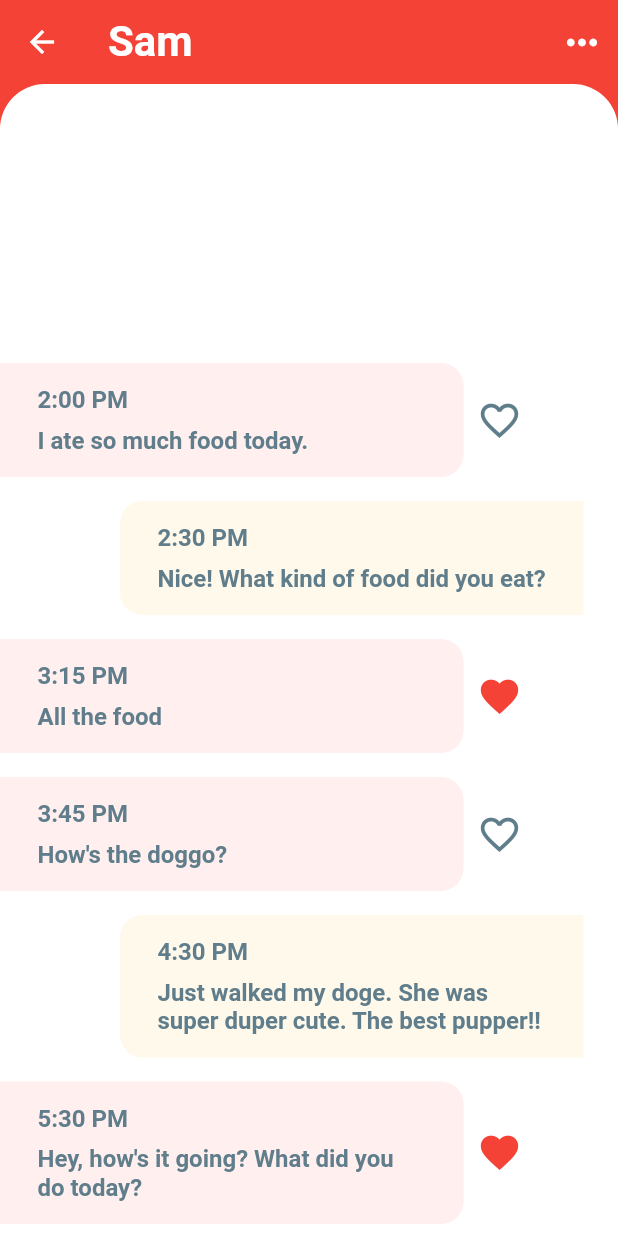
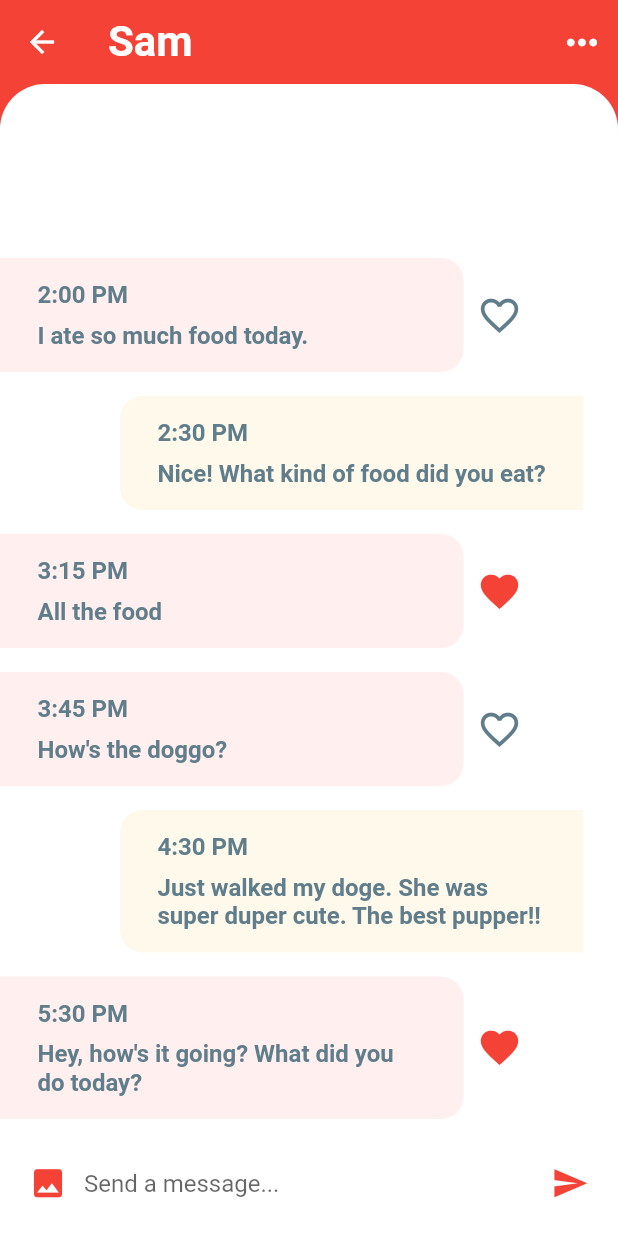
Before and after one commit to dpux/flutterchat, a Flutter app: the screen it shows after launch, after a tap on "Sam", on a phone screen of 412 x 824 dp. Run offline on Flutter 3.47's test engine with Material 2 defaults, Android fonts, the phone set to English and light mode, and no system bars.

Commit message:
added message composer

```diff
--- a/lib/screens/chat_screen.dart
+++ b/lib/screens/chat_screen.dart
@@ -29,7 +29,12 @@ class _ChatScreenState extends State<ChatScreen> {
           )
         ],
       ),
-      body: Container(
+      body: GestureDetector(
+        onTap: () => FocusScope.of(context).unfocus(),
+        child: Column(
+          children: <Widget>[
+            Expanded(
+              child: Container(
                 decoration: BoxDecoration(
                     color: Colors.white,
                     borderRadius: BorderRadius.only(
@@ -50,6 +55,11 @@ class _ChatScreenState extends State<ChatScreen> {
                       return _buildMessage(message, isMe);
                     },
                   ),
+                ),
+              ),
+            ),
+            _buildMessageComposer(),
+          ],
         ),
       ),
     );
@@ -82,7 +92,7 @@ class _ChatScreenState extends State<ChatScreen> {
     );
   }
 
-  Container _buildMessageContent(bool isMe, Message message) {
+  Widget _buildMessageContent(bool isMe, Message message) {
     return Container(
       width: MediaQuery.of(context).size.width * 0.75,
       margin: isMe
@@ -123,4 +133,41 @@ class _ChatScreenState extends State<ChatScreen> {
       ),
     );
   }
+
+  _buildMessageComposer(){
+    return Container(
+      padding: EdgeInsets.symmetric(horizontal: 8.0),
+      height: 70.0,
+      color: Colors.white,
+      child: Row(
+        children: <Widget>[
+          IconButton(
+            icon: Icon(Icons.photo),
+            iconSize: 25.0,
+            color: Theme.of(context).primaryColor,
+            onPressed: (){},
+          ),
+          Expanded(
+            child: TextField(
+              textCapitalization: TextCapitalization.words,
+              onChanged: (value ) {
+                setState(() {
+
+                });
+              },
+              decoration: InputDecoration.collapsed(
+                hintText: 'Send a message...'
+              ),
+            ),
+          ),
+          IconButton(
+            icon: Icon(Icons.send),
+            iconSize: 25.0,
+            color: Theme.of(context).primaryColor,
+            onPressed: (){},
+          )
+        ],
+      ),
+    );
   }
+}
```
Lines whose indentation alone changed are shown as unchanged.
